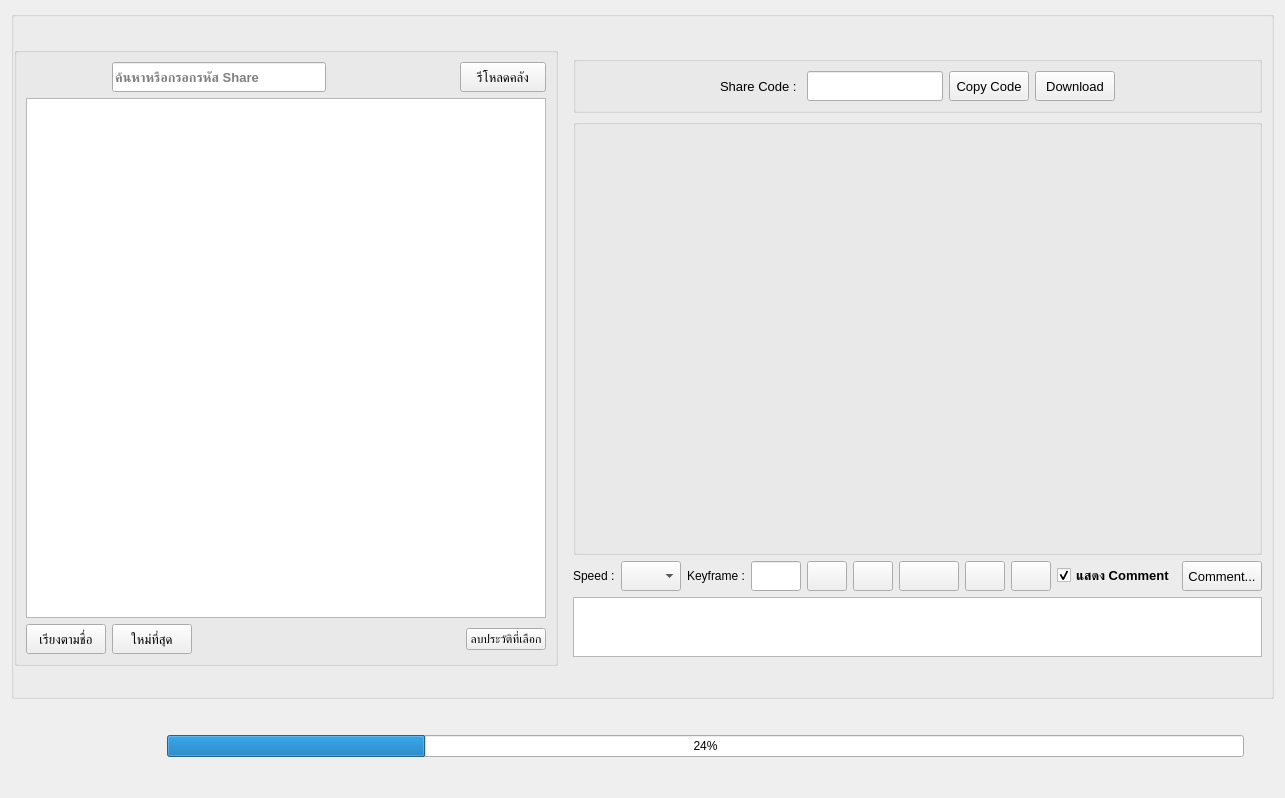
This is interface/UkoreShotPage.ui in tonmaiart/UkoreShot as Qt 5 draws it before an edit. The edited form follows.
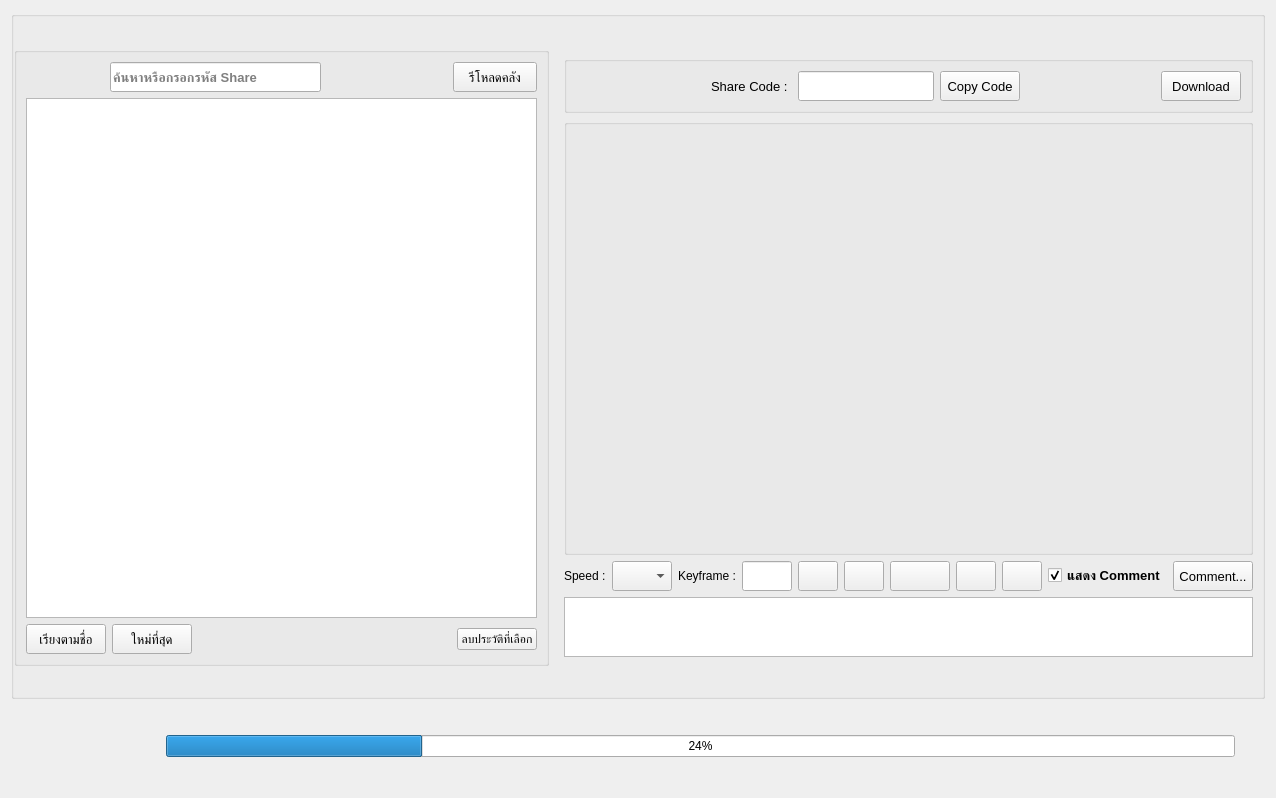
This is the edited form.

Commit message: Auto-untrack gitignored files before sync

Patch:
```diff
--- a/interface/UkoreShotPage.ui
+++ b/interface/UkoreShotPage.ui
@@ -6,7 +6,7 @@
    <rect>
     <x>0</x>
     <y>0</y>
-    <width>1285</width>
+    <width>1276</width>
     <height>798</height>
    </rect>
   </property>
@@ -56,7 +56,7 @@
            <property name="alignment">
             <set>Qt::AlignRight|Qt::AlignTrailing|Qt::AlignVCenter</set>
            </property>
-           <layout class="QGridLayout" name="gridLayout_7" columnstretch="0,0,0,0,0,0,0,0,0,0">
+           <layout class="QGridLayout" name="gridLayout_7" columnstretch="0,0,0,0,0,0,0,0,0">
             <item row="0" column="1">
              <widget class="QLabel" name="label_2">
               <property name="font">
@@ -118,6 +118,19 @@
               </property>
              </widget>
             </item>
+            <item row="0" column="4">
+             <spacer name="horizontalSpacer_9">
+              <property name="orientation">
+               <enum>Qt::Horizontal</enum>
+              </property>
+              <property name="sizeHint" stdset="0">
+               <size>
+                <width>40</width>
+                <height>20</height>
+               </size>
+              </property>
+             </spacer>
+            </item>
             <item row="0" column="2">
              <widget class="QLineEdit" name="lineEdit_copy_code">
               <property name="minimumSize">
@@ -138,19 +151,6 @@
               </property>
              </widget>
             </item>
-            <item row="0" column="9">
-             <spacer name="horizontalSpacer_3">
-              <property name="orientation">
-               <enum>Qt::Horizontal</enum>
-              </property>
-              <property name="sizeHint" stdset="0">
-               <size>
-                <width>40</width>
-                <height>20</height>
-               </size>
-              </property>
-             </spacer>
-            </item>
            </layout>
           </widget>
          </item>
```
